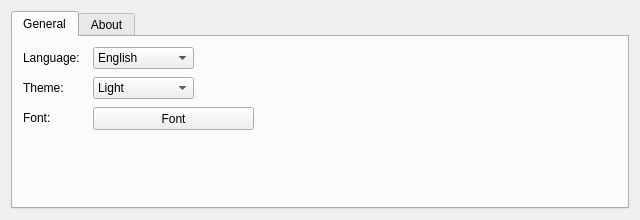
The window that src/ui/setting.ui (nixgnauhcuy/QtComMate) describes before a commit, drawn with Qt 5.
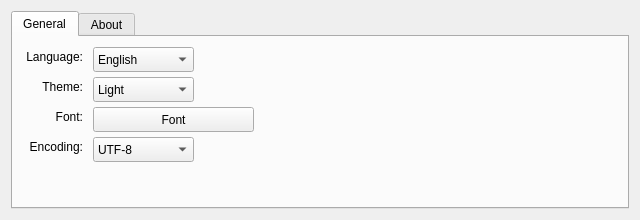
The same window after the commit. Icons and pictures are not drawn.

Commit message:
Additions:  - Added serial port send/receive encoding settings.
Changes:
 - Updated some UI elements and translations.

What changed in the file:
```diff
--- a/src/ui/setting.ui
+++ b/src/ui/setting.ui
@@ -47,13 +47,16 @@
         <rect>
          <x>10</x>
          <y>10</y>
-         <width>61</width>
-         <height>21</height>
+         <width>60</width>
+         <height>20</height>
         </rect>
        </property>
        <property name="text">
         <string>Language:</string>
        </property>
+       <property name="alignment">
+        <set>Qt::AlignRight|Qt::AlignTrailing|Qt::AlignVCenter</set>
+       </property>
       </widget>
       <widget class="QComboBox" name="LanguageComboBox">
        <property name="geometry">
@@ -61,7 +64,7 @@
          <x>80</x>
          <y>10</y>
          <width>101</width>
-         <height>22</height>
+         <height>25</height>
         </rect>
        </property>
        <item>
@@ -85,13 +88,16 @@
         <rect>
          <x>10</x>
          <y>40</y>
-         <width>71</width>
-         <height>21</height>
+         <width>60</width>
+         <height>20</height>
         </rect>
        </property>
        <property name="text">
         <string>Theme:</string>
        </property>
+       <property name="alignment">
+        <set>Qt::AlignRight|Qt::AlignTrailing|Qt::AlignVCenter</set>
+       </property>
       </widget>
       <widget class="QComboBox" name="ThemeComboBox">
        <property name="geometry">
@@ -99,7 +105,7 @@
          <x>80</x>
          <y>40</y>
          <width>101</width>
-         <height>22</height>
+         <height>25</height>
         </rect>
        </property>
        <item>
@@ -118,13 +124,16 @@
         <rect>
          <x>10</x>
          <y>70</y>
-         <width>71</width>
-         <height>21</height>
+         <width>60</width>
+         <height>20</height>
         </rect>
        </property>
        <property name="text">
         <string>Font:</string>
        </property>
+       <property name="alignment">
+        <set>Qt::AlignRight|Qt::AlignTrailing|Qt::AlignVCenter</set>
+       </property>
       </widget>
       <widget class="QPushButton" name="FontPushButton">
        <property name="geometry">
@@ -132,13 +141,69 @@
          <x>80</x>
          <y>70</y>
          <width>161</width>
-         <height>23</height>
+         <height>25</height>
         </rect>
        </property>
        <property name="text">
         <string>Font</string>
        </property>
       </widget>
+      <widget class="QLabel" name="EncodingLabel">
+       <property name="geometry">
+        <rect>
+         <x>10</x>
+         <y>100</y>
+         <width>60</width>
+         <height>20</height>
+        </rect>
+       </property>
+       <property name="text">
+        <string>Encoding:</string>
+       </property>
+       <property name="alignment">
+        <set>Qt::AlignRight|Qt::AlignTrailing|Qt::AlignVCenter</set>
+       </property>
+      </widget>
+      <widget class="QComboBox" name="EncodingComboBox">
+       <property name="geometry">
+        <rect>
+         <x>80</x>
+         <y>100</y>
+         <width>101</width>
+         <height>25</height>
+        </rect>
+       </property>
+       <item>
+        <property name="text">
+         <string>UTF-8</string>
+        </property>
+       </item>
+       <item>
+        <property name="text">
+         <string>UTF-32</string>
+        </property>
+       </item>
+       <item>
+        <property name="text">
+         <string>GBK</string>
+        </property>
+       </item>
+       <item>
+        <property name="text">
+         <string>GB2312</string>
+        </property>
+       </item>
+       <item>
+        <property name="text">
+         <string>ISO-8859-1</string>
+        </property>
+       </item>
+       <item>
+        <property name="text">
+         <string>BIG5</string>
+        </property>
+       </item>
+      </widget>
      </widget>
      <widget class="QWidget" name="AboutTab">
       <attribute name="title">
```
The commit also changes 15 other files.
